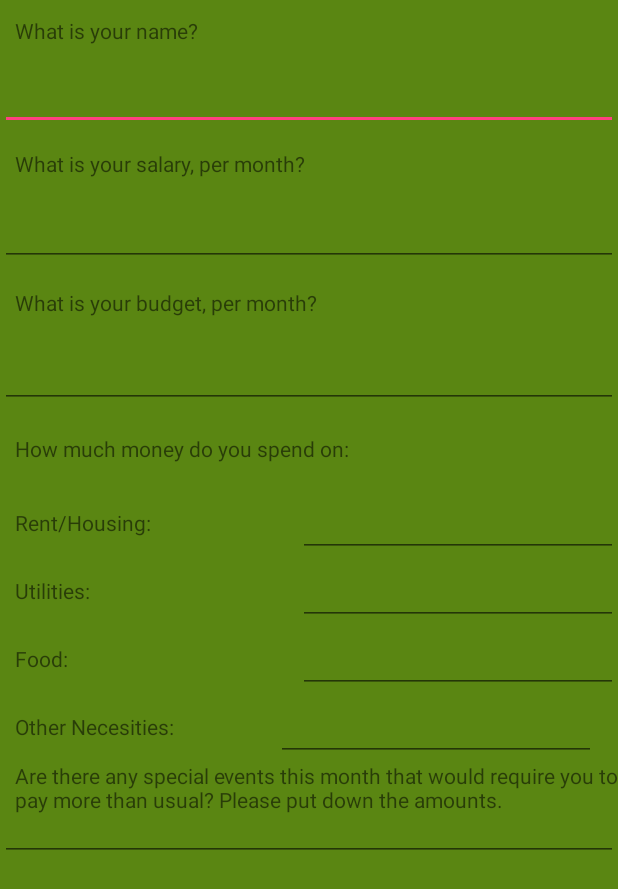
After one commit to NilaElumalai/PigNanny, an Android app: the layout introsurvey.xml on its own in the app's theme, with its tools: preview values and no code run, on a phone screen of 412 x 824 dp. The commit adds this screen. Shown: the top 889 px of the screen. Run offline under Robolectric (Android 15) with nearby library versions, the phone set to English and light mode, and no system bars.

Commit message:
adds survey

```diff
--- a/app/src/main/java/Animal.java
+++ b/app/src/main/java/Animal.java
@@ -1,17 +1,26 @@
 /**
  * Created by Nila Elumalai on 4/15/2017.
  */
+import android.view.View;
+import android.widget.ImageView;
+import android.R.id;
 
-public class Animal {
+import com.example.nilaelumalai.pignanny.R;
 
+public class Animal{
     //for now, this is a pig haha
 
     //health represents the percentage of the budget that has already been used
     private int health;
+    private final int HEALTH1 = 25;
+    private final int HEALTH2 = 50;
+    private final int HEALTH3 = 75;
+    private final int HEALTH4 = 100;
+    private final int SICK1 = 110;
+    private final int SICK2 = 120;
+    private final int SICK3 = 130;
 
-    public Animal(){
-        health = 100;
-    }
+    private String name;
 
     public int getHealth(){
         return health;
@@ -19,12 +28,41 @@ public class Animal {
 
     public void setHealth(int h){
         health = h;
-        determineState();
+    }
+
+    public Animal(){
+        health = 0;
+
+        ImageView theImageView = (ImageView) mainscreen.findViewById(R.id.imageView2);
+
+        theImageView.setImageDrawable(R.drawable.healthypig1);
     }
 
     public void determineState(){
+        ImageView theImageView = (ImageView) view.findViewById(R.id.imageView2);
 
+        if(health <= HEALTH1){
+            theImageView.setImageDrawable(R.drawable.healthypig1);
+        } else if(health <= HEALTH2){
+            theImageView.setImageDrawable(R.drawable.healthypig2);
+        } else if(health <= HEALTH3){
+            theImageView.setImageDrawable(R.drawable.healthypig3);
+        } else if(health <= HEALTH4){
+            theImageView.setImageDrawable(R.drawable.healthypig4);
+        } else if(health <= SICK1){
+            theImageView.setImageDrawable(R.drawable.sickpig1);
+        } else if(health <= SICK2){
+            theImageView.setImageDrawable(R.drawable.sickpig2);
+        } else if(health <= SICK3){
+            theImageView.setImageDrawable(R.drawable.sickpig3);
+        }
     }
 
+    public void setName(String toSet){
+        name = toSet;
+    }
 
+    public String returnName(){
+        return name;
+    }
 }
--- a/app/src/main/res/layout/enterinfo.xml
+++ /dev/null
@@ -1,6 +0,0 @@
-<?xml version="1.0" encoding="utf-8"?>
-<LinearLayout xmlns:android="http://schemas.android.com/apk/res/android"
-    android:layout_width="match_parent"
-    android:layout_height="match_parent">
-
-</LinearLayout>
--- /dev/null
+++ b/app/src/main/res/layout/introsurvey.xml
@@ -0,0 +1,200 @@
+<?xml version="1.0" encoding="utf-8"?>
+
+<ScrollView
+    xmlns:android="http://schemas.android.com/apk/res/android"
+    android:layout_width="fill_parent"
+    android:layout_height="fill_parent"
+    android:background="#5a8612">
+
+
+    <LinearLayout xmlns:android="http://schemas.android.com/apk/res/android"
+        android:layout_width="match_parent"
+        android:layout_height="match_parent"
+        android:orientation="vertical">
+
+        <TextView
+            android:id="@+id/textView4"
+            android:layout_width="match_parent"
+            android:layout_height="41dp"
+            android:gravity="center_vertical"
+            android:paddingLeft="10dp"
+            android:style="@style/SurveyFont"
+            android:text="What is your name?" />
+
+        <EditText
+            android:id="@+id/editText5"
+            android:layout_width="match_parent"
+            android:layout_height="wrap_content"
+            android:layout_weight="0.19"
+            android:ems="10"
+            android:style="@style/SurveyFont"
+            android:inputType="textPersonName" />
+
+        <TextView
+            android:id="@+id/textView3"
+            android:layout_width="match_parent"
+            android:layout_height="45dp"
+            android:gravity="center_vertical"
+            android:paddingLeft="10dp"
+            android:style="@style/SurveyFont"
+            android:text="What is your salary, per month?" />
+
+        <EditText
+            android:id="@+id/editText2"
+            android:layout_width="match_parent"
+            android:layout_height="wrap_content"
+            android:ems="10"
+            android:style="@style/SurveyFont"
+            android:inputType="number" />
+
+        <TextView
+            android:id="@+id/textView2"
+            android:layout_width="match_parent"
+            android:layout_height="49dp"
+            android:gravity="center_vertical"
+            android:paddingLeft="10dp"
+            android:style="@style/SurveyFont"
+            android:text="What is your budget, per month?" />
+
+        <EditText
+            android:id="@+id/editText3"
+            android:layout_width="match_parent"
+            android:layout_height="wrap_content"
+            android:layout_weight="0.13"
+            android:ems="10"
+            android:style="@style/SurveyFont"
+            android:inputType="number" />
+
+        <TextView
+            android:id="@+id/textView"
+            android:layout_width="match_parent"
+            android:layout_height="54dp"
+            android:gravity="center_vertical"
+            android:paddingLeft="10dp"
+            android:style="@style/SurveyFont"
+            android:text="How much money do you spend on:" />
+
+        <LinearLayout
+            android:layout_width="match_parent"
+            android:layout_height="match_parent"
+            android:orientation="horizontal">
+
+            <TextView
+                android:id="@+id/textView5"
+                android:layout_width="wrap_content"
+                android:layout_height="match_parent"
+                android:layout_weight="0.78"
+                android:gravity="center_vertical"
+                android:paddingLeft="10dp"
+                android:style="@style/SurveyFont"
+                android:text="Rent/Housing:" />
+
+            <EditText
+                android:id="@+id/editText4"
+                android:layout_width="wrap_content"
+                android:layout_height="match_parent"
+                android:ems="10"
+                android:style="@style/SurveyFont"
+                android:inputType="number" />
+
+        </LinearLayout>
+
+        <LinearLayout
+            android:layout_width="match_parent"
+            android:layout_height="match_parent"
+            android:orientation="horizontal">
+
+            <TextView
+                android:id="@+id/textView6"
+                android:layout_width="wrap_content"
+                android:layout_height="match_parent"
+                android:layout_weight="0.78"
+                android:gravity="center_vertical"
+                android:paddingLeft="10dp"
+                android:style="@style/SurveyFont"
+                android:text="Utilities:" />
+
+            <EditText
+                android:id="@+id/editText8"
+                android:layout_width="wrap_content"
+                android:layout_height="match_parent"
+                android:ems="10"
+                android:style="@style/SurveyFont"
+                android:inputType="textPersonName|number" />
+
+        </LinearLayout>
+
+        <LinearLayout
+            android:layout_width="match_parent"
+            android:layout_height="match_parent"
+            android:layout_weight="0.78"
+            android:orientation="horizontal">
+
+            <TextView
+                android:id="@+id/textView7"
+                android:layout_width="wrap_content"
+                android:layout_height="match_parent"
+                android:layout_weight="0.78"
+                android:gravity="center_vertical"
+                android:paddingLeft="10dp"
+                android:style="@style/SurveyFont"
+                android:text="Food:" />
+
+            <EditText
+                android:id="@+id/editText6"
+                android:layout_width="wrap_content"
+                android:layout_height="match_parent"
+                android:ems="10"
+                android:style="@style/SurveyFont"
+                android:inputType="textPersonName" />
+
+        </LinearLayout>
+
+        <LinearLayout
+            android:layout_width="397dp"
+            android:layout_height="wrap_content"
+            android:orientation="horizontal">
+
+            <TextView
+                android:id="@+id/textView8"
+                android:layout_width="wrap_content"
+                android:layout_height="match_parent"
+                android:layout_weight="0.78"
+                android:gravity="center_vertical"
+                android:paddingLeft="10dp"
+                android:style="@style/SurveyFont"
+                android:text="Other Necesities:" />
+
+            <EditText
+                android:id="@+id/editText7"
+                android:layout_width="wrap_content"
+                android:layout_height="match_parent"
+                android:ems="10"
+                android:style="@style/SurveyFont"
+                android:inputType="number" />
+
+        </LinearLayout>
+
+        <Space
+            android:layout_width="match_parent"
+            android:layout_height="wrap_content" />
+
+        <TextView
+            android:id="@+id/textView9"
+            android:layout_width="match_parent"
+            android:layout_height="41dp"
+            android:paddingLeft="10dp"
+            android:style="@style/SurveyFont"
+            android:text="Are there any special events this month that would require you to pay more than usual? Please put down the amounts." />
+
+        <EditText
+            android:id="@+id/editText9"
+            android:layout_width="match_parent"
+            android:layout_height="25dp"
+            android:ems="10"
+            android:style="@style/SurveyFont"
+            android:inputType="number" />
+
+    </LinearLayout>
+
+</ScrollView>
--- a/app/src/main/res/layout/mainscreen.xml
+++ b/app/src/main/res/layout/mainscreen.xml
@@ -1,4 +1,7 @@
 <?xml version="1.0" encoding="utf-8"?>
+
+
+
 <LinearLayout xmlns:android="http://schemas.android.com/apk/res/android"
     xmlns:app="http://schemas.android.com/apk/res-auto"
     android:layout_width="match_parent"
@@ -21,9 +24,10 @@
     <ImageView
         android:id="@+id/imageView2"
         android:layout_width="450dp"
-        android:layout_height="353dp"
+        android:layout_height="337dp"
         android:layout_gravity="center"
-        android:layout_weight="0.07" />
+        android:paddingTop="30dp"
+        android:src="@drawable/healthypig1" />
 
     <Space
         android:layout_width="match_parent"
@@ -33,13 +37,12 @@
     <EditText
         android:id="@+id/editText"
         android:layout_width="match_parent"
-        android:layout_height="wrap_content"
-        android:layout_weight="0.03"
+        android:layout_height="68dp"
         android:ems="10"
         android:gravity="center"
         android:inputType="textPersonName"
         android:style="@style/CodeFont"
-        android:text="Name"
+        android:text="Poe"
         android:textSize="50sp" />
 
 </LinearLayout>
--- a/app/src/main/res/values/styles.xml
+++ b/app/src/main/res/values/styles.xml
@@ -18,4 +18,9 @@
         <item name="android:typeface">sans</item>
     </style>
 
+    <style name="SurveyFont" parent="@android:style/TextAppearance.DeviceDefault.Large">
+        <item name="android:textColor">#4d2811</item>
+        <item name="android:typeface">monospace</item>
+    </style>
+
 </resources>
```
